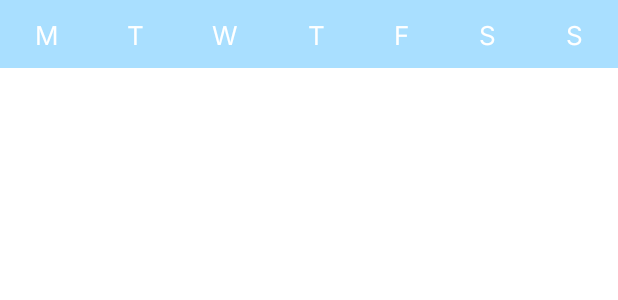
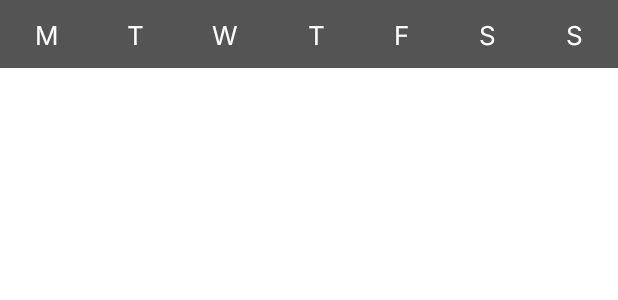
Before and after one commit to LassazVegaz/AquaCube, an Android app: the layout fragment_day_selector.xml on its own in the app's theme, with its tools: preview values and no code run, on a phone screen of 412 x 824 dp. Shown: the top 300 px of the screen. Run offline under Robolectric (Android 15) with nearby library versions, the phone set to English and light mode, and no system bars; Roboto replaces fonts that are not available here.

Commit message:
disable selected days feature

```diff
--- a/app/src/main/java/com/example/icecube/activities/goals/CreatePlanActivity.java
+++ b/app/src/main/java/com/example/icecube/activities/goals/CreatePlanActivity.java
@@ -31,6 +31,7 @@ public class CreatePlanActivity extends AppCompatActivity {
         Bundle bundle = getIntent().getExtras();
         goalId = bundle.getString(PARAMS_GOAL_ID);
         ps = ServiceLocator.getInstance().getPlansService(goalId);
+        setDisabledDays();
 
         if (bundle.containsKey(PARAMS_PLAN_ID)) {
             planId = bundle.getString(PARAMS_PLAN_ID);
@@ -68,4 +69,8 @@ public class CreatePlanActivity extends AppCompatActivity {
     void loadPlanData() {
         ps.getPlan(planId, plan -> daySelector.setDays(plan.days));
     }
+
+    void setDisabledDays() {
+        ps.getDisabledDays(disabledDays -> daySelector.setDisabledDays(disabledDays));
+    }
 }
--- a/app/src/main/res/layout/fragment_day_selector.xml
+++ b/app/src/main/res/layout/fragment_day_selector.xml
@@ -10,7 +10,7 @@
         android:layout_width="wrap_content"
         android:layout_height="45dp"
         android:layout_weight="1"
-        android:background="@color/day_selector_unselected"
+        android:background="@color/day_selector_disabled"
         android:fontFamily="@font/inter"
         android:gravity="center"
         android:text="M"
@@ -22,7 +22,7 @@
         android:layout_width="wrap_content"
         android:layout_height="45dp"
         android:layout_weight="1"
-        android:background="@color/day_selector_unselected"
+        android:background="@color/day_selector_disabled"
         android:fontFamily="@font/inter"
         android:gravity="center"
         android:text="T"
@@ -34,7 +34,7 @@
         android:layout_width="wrap_content"
         android:layout_height="45dp"
         android:layout_weight="1"
-        android:background="@color/day_selector_unselected"
+        android:background="@color/day_selector_disabled"
         android:fontFamily="@font/inter"
         android:gravity="center"
         android:text="W"
@@ -46,7 +46,7 @@
         android:layout_width="wrap_content"
         android:layout_height="45dp"
         android:layout_weight="1"
-        android:background="@color/day_selector_unselected"
+        android:background="@color/day_selector_disabled"
         android:fontFamily="@font/inter"
         android:gravity="center"
         android:text="T"
@@ -58,7 +58,7 @@
         android:layout_width="wrap_content"
         android:layout_height="45dp"
         android:layout_weight="1"
-        android:background="@color/day_selector_unselected"
+        android:background="@color/day_selector_disabled"
         android:fontFamily="@font/inter"
         android:gravity="center"
         android:text="F"
@@ -70,7 +70,7 @@
         android:layout_width="wrap_content"
         android:layout_height="45dp"
         android:layout_weight="1"
-        android:background="@color/day_selector_unselected"
+        android:background="@color/day_selector_disabled"
         android:fontFamily="@font/inter"
         android:gravity="center"
         android:text="S"
@@ -82,7 +82,7 @@
         android:layout_width="wrap_content"
         android:layout_height="45dp"
         android:layout_weight="1"
-        android:background="@color/day_selector_unselected"
+        android:background="@color/day_selector_disabled"
         android:fontFamily="@font/inter"
         android:gravity="center"
         android:text="S"
--- a/app/src/main/res/values/colors.xml
+++ b/app/src/main/res/values/colors.xml
@@ -15,4 +15,5 @@
 
     <color name="day_selector_unselected">#601BAAFF</color>
     <color name="day_selector_selected">@color/blue_1</color>
+    <color name="day_selector_disabled">#555454</color>
 </resources>
```
Also changed, not shown: app/src/main/java/com/example/icecube/fragments/goals/DaySelectorFragment.java (+10 -1 lines), app/src/main/java/com/example/icecube/services/goals/PlansService.java (+21 -1 lines).
